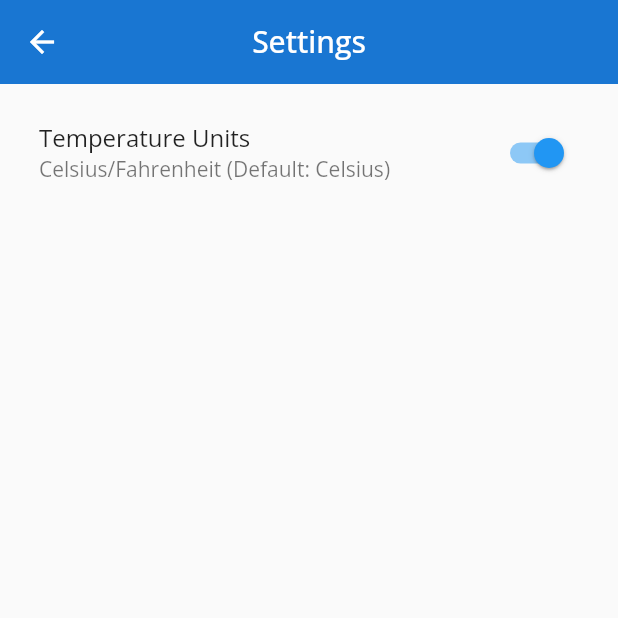
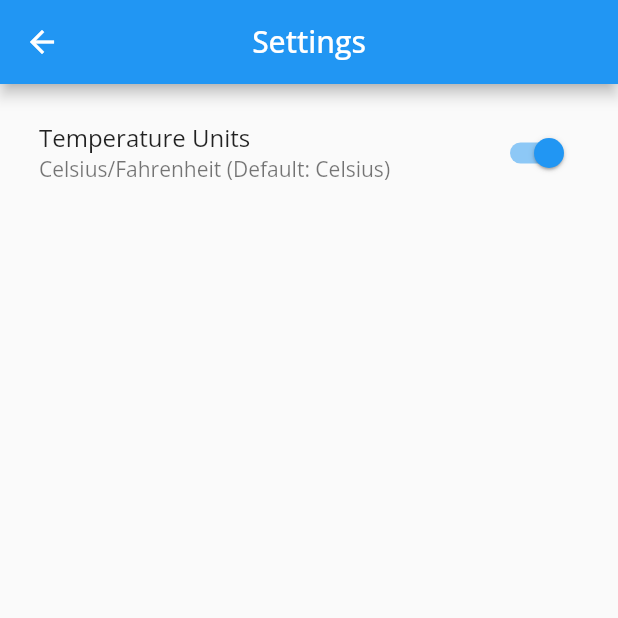
Before and after one commit to sarav-daya/weather-provider, a Flutter app: the screen it shows after launch, after a tap on the "settings" icon, on a phone screen of 412 x 824 dp, the top half of it. Run offline on Flutter 3.47's test engine with Material 2 defaults, Android fonts, the light colour scheme and no system bars; our stand-ins replace equatable, google_fonts.

Commit message:
completed the app using changenotifier and changenotifier proxy provider

```diff
--- a/lib/constants/constants.dart
+++ b/lib/constants/constants.dart
@@ -1 +1,2 @@
 const String kHost = 'www.metaweather.com';
+const int kWarmOrNot = 20;
--- a/lib/main.dart
+++ b/lib/main.dart
@@ -4,6 +4,7 @@
 import 'package:provider/provider.dart';
 import 'package:weather_provider/pages/home_page.dart';
 import 'package:weather_provider/providers/temp_settings_provider.dart';
+import 'package:weather_provider/providers/theme_provider.dart';
 import 'package:weather_provider/providers/weather_provider.dart';
 import 'package:weather_provider/repositories/weather_repository.dart';
 import 'package:weather_provider/services/weather_api_services.dart';
@@ -38,14 +39,28 @@
         ChangeNotifierProvider<TempSettingsProvider>(
           create: (context) => TempSettingsProvider(),
         ),
+        ChangeNotifierProxyProvider<WeatherProvider, ThemeProvider>(
+          create: (context) => ThemeProvider(),
+          update: (
+            BuildContext context,
+            WeatherProvider wp,
+            ThemeProvider? tp,
+          ) =>
+              tp!..update(wp),
+        ),
       ],
-      child: MaterialApp(
+      builder: (context, _) => MaterialApp(
         title: 'Weather App',
         debugShowCheckedModeBanner: false,
-        theme: ThemeData(
-          primarySwatch: Colors.blue,
-          textTheme: GoogleFonts.openSansTextTheme(Theme.of(context).textTheme),
-        ),
+        // theme: ThemeData(
+        //   primarySwatch: Colors.blue,
+        //   textTheme: GoogleFonts.openSansTextTheme(Theme.of(context).textTheme),
+        // ),
+        theme: context.watch<ThemeProvider>().state.appTheme == AppTheme.light
+            ? ThemeData.light()
+                .copyWith(textTheme: GoogleFonts.openSansTextTheme())
+            : ThemeData.dark()
+                .copyWith(textTheme: GoogleFonts.openSansTextTheme()),
         home: const HomePage(),
       ),
     );
--- a/lib/pages/home_page.dart
+++ b/lib/pages/home_page.dart
@@ -61,10 +61,8 @@ class _HomePageState extends State<HomePage> {
   Widget build(BuildContext context) {
     return Scaffold(
       appBar: AppBar(
-        backgroundColor: Colors.blue.shade700,
         title: Text('Weather'),
         centerTitle: true,
-        elevation: 0,
         actions: [
           IconButton(
             onPressed: () async {
--- a/lib/pages/search_page.dart
+++ b/lib/pages/search_page.dart
@@ -30,8 +30,6 @@ class _SearchPageState extends State<SearchPage> {
     return Scaffold(
       appBar: AppBar(
         title: Text('Search'),
-        elevation: 0,
-        backgroundColor: Colors.blue.shade700,
         centerTitle: true,
       ),
       body: Form(
--- a/lib/pages/settings_page.dart
+++ b/lib/pages/settings_page.dart
@@ -10,8 +10,6 @@ class SettingsPage extends StatelessWidget {
       appBar: AppBar(
         title: Text('Settings'),
         centerTitle: true,
-        elevation: 0,
-        backgroundColor: Colors.blue.shade700,
       ),
       body: Padding(
         padding: EdgeInsets.symmetric(
--- /dev/null
+++ b/lib/providers/theme_provider.dart
@@ -0,0 +1,46 @@
+import 'package:equatable/equatable.dart';
+import 'package:flutter/cupertino.dart';
+import 'package:weather_provider/constants/constants.dart';
+import 'package:weather_provider/providers/weather_provider.dart';
+
+enum AppTheme {
+  light,
+  dark,
+}
+
+class ThemeState extends Equatable {
+  final AppTheme appTheme;
+  ThemeState({
+    required this.appTheme,
+  });
+
+  factory ThemeState.initial() => ThemeState(appTheme: AppTheme.light);
+
+  @override
+  List<Object> get props => [appTheme];
+
+  @override
+  String toString() => 'ThemeState(appTheme: $appTheme)';
+
+  ThemeState copyWith({
+    AppTheme? appTheme,
+  }) {
+    return ThemeState(
+      appTheme: appTheme ?? this.appTheme,
+    );
+  }
+}
+
+class ThemeProvider with ChangeNotifier {
+  ThemeState _state = ThemeState.initial();
+  ThemeState get state => _state;
+
+  void update(WeatherProvider wp) {
+    if (wp.state.weather.theTemp < kWarmOrNot) {
+      _state = _state.copyWith(appTheme: AppTheme.dark);
+    } else {
+      _state = _state.copyWith(appTheme: AppTheme.light);
+    }
+    notifyListeners();
+  }
+}
```
